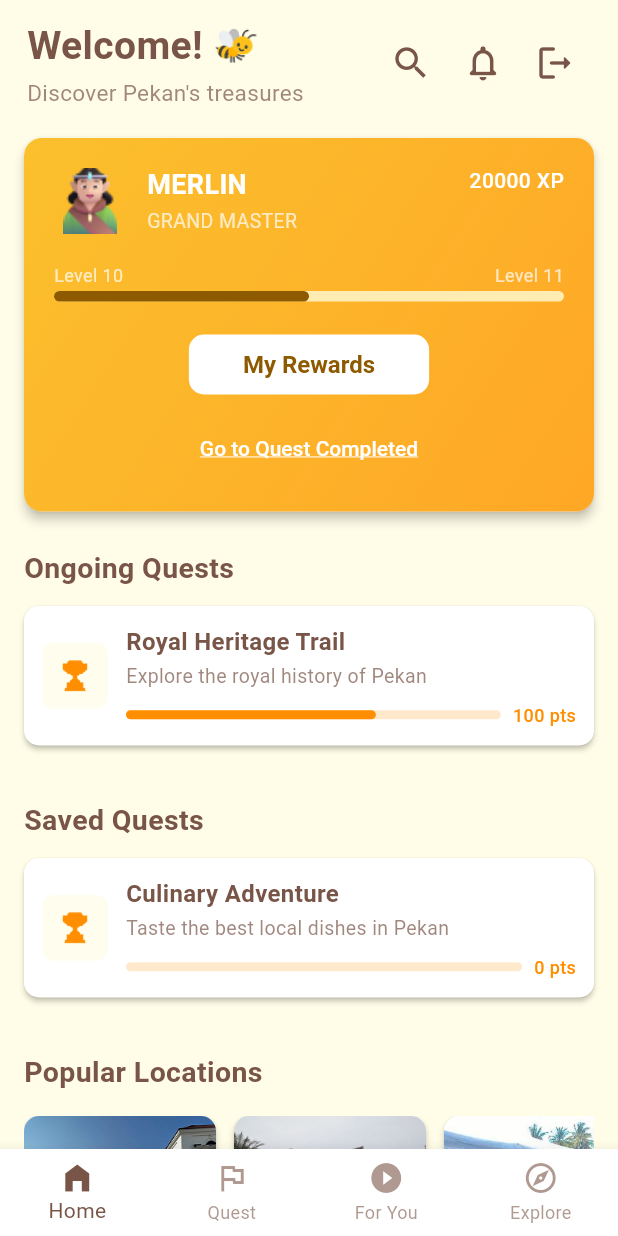
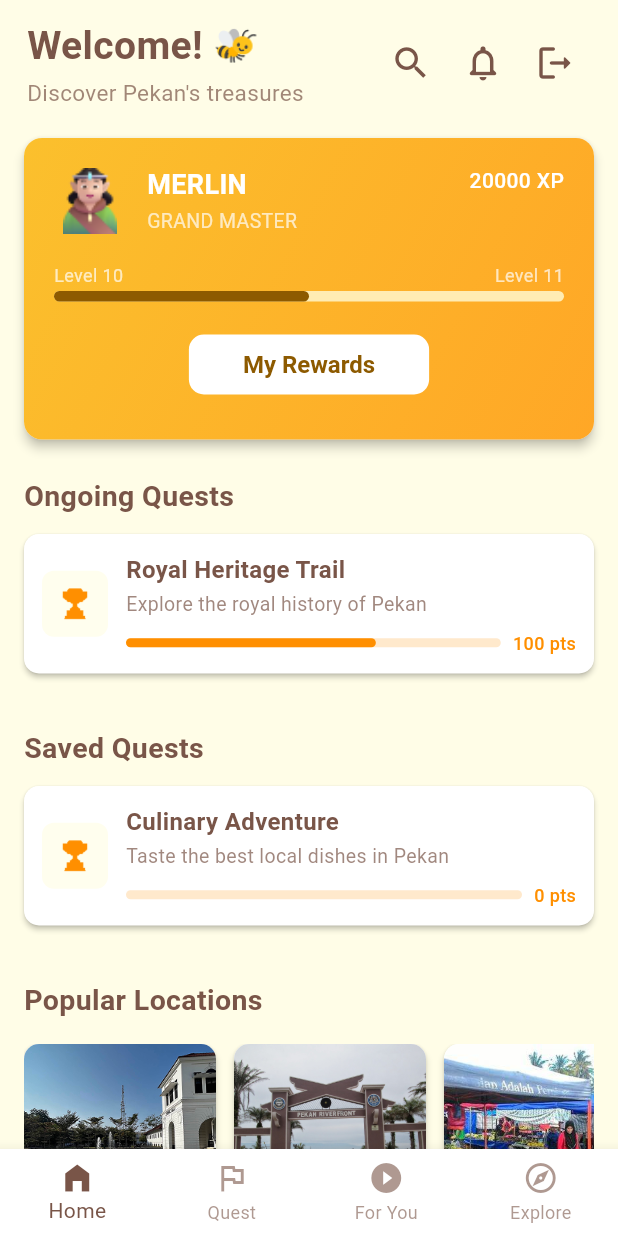
Before and after one commit to Rikue29/honeybee, a Flutter app: the screen it shows once a user with an empty profile is signed in, on a phone screen of 412 x 824 dp. Run offline on Flutter 3.47's test engine with Material 3 defaults, Android fonts, the phone set to English and light mode, and no system bars; our stand-ins replace flutter_dotenv, geolocator, image_picker, share_plus, supabase_flutter, video_player; missing offline and left inert: mapbox_maps_flutter; accounts and stored records are empty; Roboto replaces fonts that are missing (Poppins).

Commit message:
Remove the Dev Button

```diff
--- a/frontend/lib/features/home/presentation/screens/home_screen.dart
+++ b/frontend/lib/features/home/presentation/screens/home_screen.dart
@@ -151,17 +151,13 @@
                 const SizedBox(height: 24),
                 _buildSectionTitle('Ongoing Quests', tertiaryColor),
                 const SizedBox(height: 12),
-                ...ongoingQuests
-                    .map((quest) => _buildQuestCard(
-                        quest, progressColor, tertiaryColor, backgroundColor))
-                    ,
+                ...ongoingQuests.map((quest) => _buildQuestCard(
+                    quest, progressColor, tertiaryColor, backgroundColor)),
                 const SizedBox(height: 24),
                 _buildSectionTitle('Saved Quests', tertiaryColor),
                 const SizedBox(height: 12),
-                ...savedQuests
-                    .map((quest) => _buildQuestCard(
-                        quest, progressColor, tertiaryColor, backgroundColor))
-                    ,
+                ...savedQuests.map((quest) => _buildQuestCard(
+                    quest, progressColor, tertiaryColor, backgroundColor)),
                 const SizedBox(height: 24),
                 _buildSectionTitle('Popular Locations', tertiaryColor),
                 const SizedBox(height: 16),
@@ -178,14 +174,12 @@
 
   @override
   Widget build(BuildContext context) {
-    const Color primaryColor =
-        Color(0xFFFBC02D); // Main Yellow/Gold from image
+    const Color primaryColor = Color(0xFFFBC02D); // Main Yellow/Gold from image
     const Color secondaryColor = Color(0xFFFFF9C4); // Lighter Yellow
     const Color tertiaryColor = Color(0xFF795548); // Brown for text/icons
     const Color backgroundColor =
         Color(0xFFFFFDE7); // Very light yellow background
-    const Color progressColor =
-        Color(0xFFFF8F00); // Orange for progress bars
+    const Color progressColor = Color(0xFFFF8F00); // Orange for progress bars
 
     final List<Widget> pages = [
       _buildHomePageView(
@@ -438,22 +432,6 @@
                 ),
               ),
               const SizedBox(height: 8),
-              Center(
-                child: TextButton(
-                  onPressed: () {
-                    Navigator.pushNamed(context, '/journey-completed');
-                  },
-                  style: TextButton.styleFrom(
-                    foregroundColor: Colors.white,
-                    textStyle: const TextStyle(
-                      fontSize: 14,
-                      fontWeight: FontWeight.w500,
-                      decoration: TextDecoration.underline,
-                    ),
-                  ),
-                  child: const Text('Go to Quest Completed'),
-                ),
-              ),
             ],
           ),
         ),
```
Also changed, not shown: frontend/lib/features/quest/presentation/screens/quest_start_screen.dart (+0 -44 lines).
